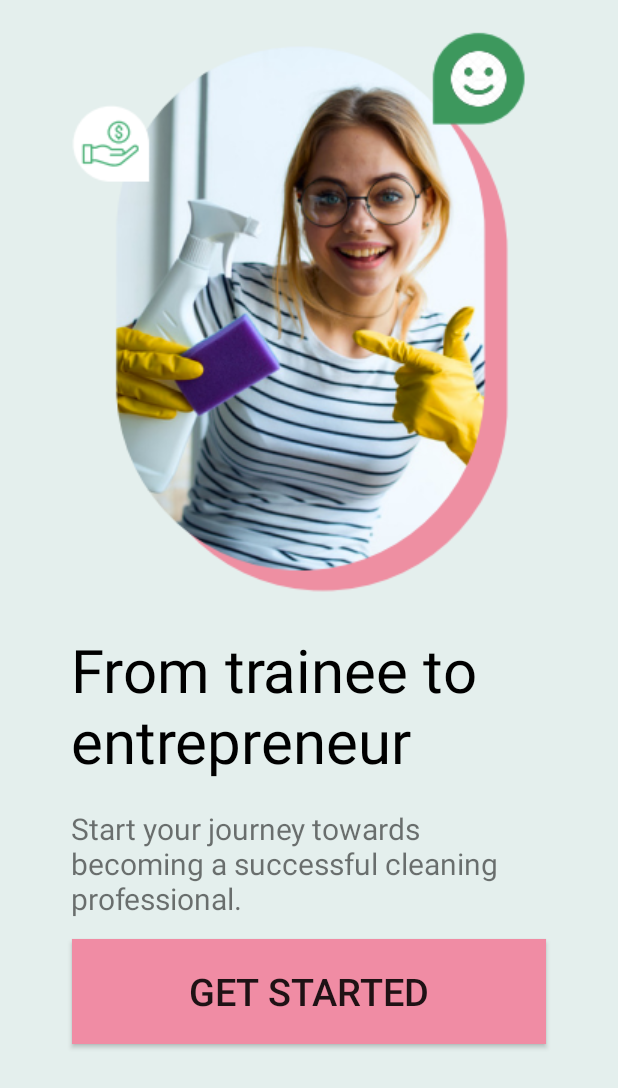
After one commit to ricklepick475/iWipe-Repository, an Android app: the GetStarted screen opened directly, with no data from a screen before it, on a phone screen of 412 x 824 dp. The commit adds this screen. Shown: the top 1088 px of the screen. Run offline under Robolectric (Android 15) with nearby library versions, the phone set to English and light mode, and no system bars.

Commit message:
3/4 Screens done in terms of UI

```diff
--- a/app/src/main/AndroidManifest.xml
+++ b/app/src/main/AndroidManifest.xml
@@ -11,6 +11,9 @@
         android:supportsRtl="true"
         android:theme="@style/Theme.AppCompat.Light.NoActionBar"
         tools:targetApi="31">
+        <activity
+            android:name=".GetStarted"
+            android:exported="false" />
         <activity
             android:name=".SelectID"
             android:exported="false" />
--- /dev/null
+++ b/app/src/main/java/com/example/iwipe_repository/GetStarted.java
@@ -0,0 +1,14 @@
+package com.example.iwipe_repository;
+
+import androidx.appcompat.app.AppCompatActivity;
+
+import android.os.Bundle;
+
+public class GetStarted extends AppCompatActivity {
+
+    @Override
+    protected void onCreate(Bundle savedInstanceState) {
+        super.onCreate(savedInstanceState);
+        setContentView(R.layout.activity_get_started);
+    }
+}
--- /dev/null
+++ b/app/src/main/res/layout/activity_get_started.xml
@@ -0,0 +1,66 @@
+<?xml version="1.0" encoding="utf-8"?>
+<androidx.constraintlayout.widget.ConstraintLayout xmlns:android="http://schemas.android.com/apk/res/android"
+    xmlns:app="http://schemas.android.com/apk/res-auto"
+    xmlns:tools="http://schemas.android.com/tools"
+    android:layout_width="match_parent"
+    android:layout_height="match_parent"
+    android:background="@color/welcoming_grey"
+    tools:context=".GetStarted">
+
+    <ImageView
+        android:id="@+id/welcome"
+        android:layout_width="wrap_content"
+        android:layout_height="wrap_content"
+        android:layout_marginStart="47dp"
+        android:layout_marginTop="12dp"
+        android:layout_marginEnd="47dp"
+        app:layout_constraintEnd_toEndOf="parent"
+        app:layout_constraintHorizontal_bias="0.0"
+        app:layout_constraintStart_toStartOf="parent"
+        app:layout_constraintTop_toTopOf="parent"
+        app:srcCompat="@drawable/welcome_generic" />
+
+    <TextView
+        android:id="@+id/getStarted"
+        android:layout_width="317dp"
+        android:layout_height="106dp"
+        android:layout_marginStart="47dp"
+        android:layout_marginTop="8dp"
+        android:layout_marginEnd="47dp"
+        android:background="@null"
+        android:text="From trainee to entrepreneur"
+        android:textColor="@color/black"
+        android:textSize="40dp"
+        app:layout_constraintEnd_toEndOf="parent"
+        app:layout_constraintHorizontal_bias="0.0"
+        app:layout_constraintStart_toStartOf="parent"
+        app:layout_constraintTop_toBottomOf="@+id/welcome" />
+
+    <TextView
+        android:id="@+id/getStarted2"
+        android:layout_width="317dp"
+        android:layout_height="78dp"
+        android:layout_marginStart="47dp"
+        android:layout_marginTop="13dp"
+        android:layout_marginEnd="47dp"
+        android:text="Start your journey towards becoming a successful cleaning professional."
+        android:textSize="20dp"
+        app:layout_constraintEnd_toEndOf="parent"
+        app:layout_constraintStart_toStartOf="parent"
+        app:layout_constraintTop_toBottomOf="@+id/getStarted" />
+
+    <Button
+        android:id="@+id/button"
+        android:layout_width="316dp"
+        android:layout_height="70dp"
+        android:layout_marginStart="47dp"
+        android:layout_marginTop="9dp"
+        android:layout_marginEnd="47dp"
+        android:text="Get Started"
+        android:textSize="25dp"
+        android:background="@color/pink_buttons"
+        android:backgroundTint="@color/pink_buttons"
+        app:layout_constraintEnd_toEndOf="parent"
+        app:layout_constraintStart_toStartOf="parent"
+        app:layout_constraintTop_toBottomOf="@+id/getStarted2" />
+</androidx.constraintlayout.widget.ConstraintLayout>
--- a/app/src/main/res/values/strings.xml
+++ b/app/src/main/res/values/strings.xml
@@ -1,5 +1,6 @@
 <resources>
     <string name="app_name">iWipe-Repository</string>
     <color name="pale_green">#d8e9ae</color>
+    <color name="welcoming_grey">#e4efed</color>
     <color name="pink_buttons">#f08ca4</color>
 </resources>
```
Also changed, not shown: app/src/main/res/drawable/welcome_generic.png (added).
